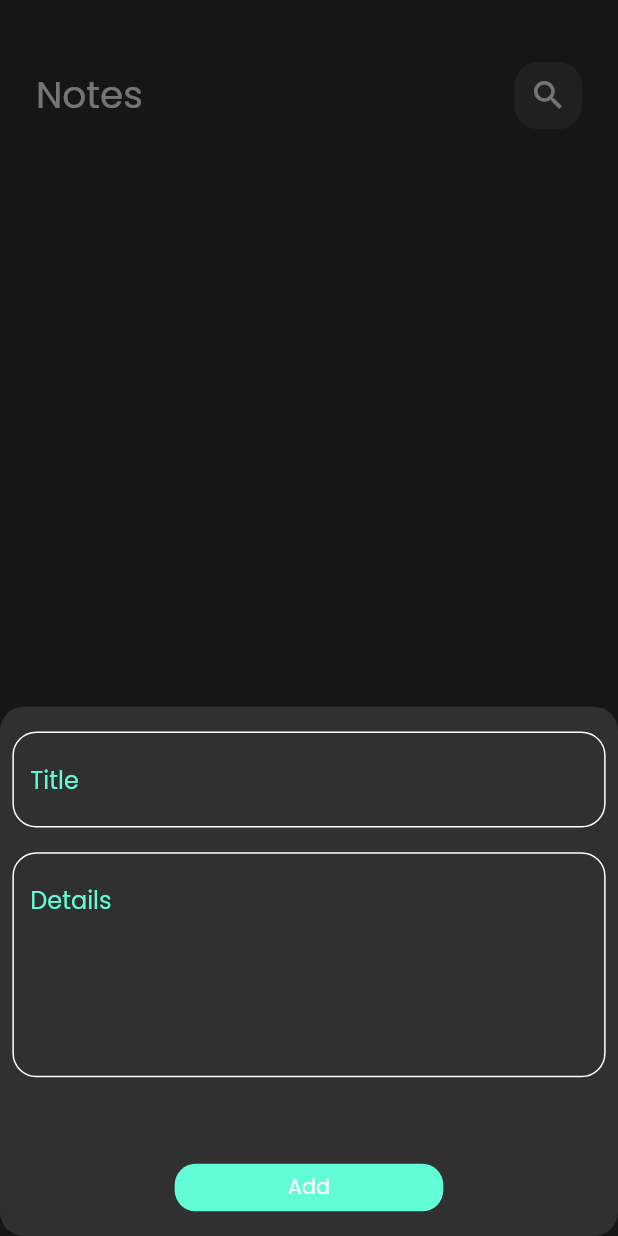
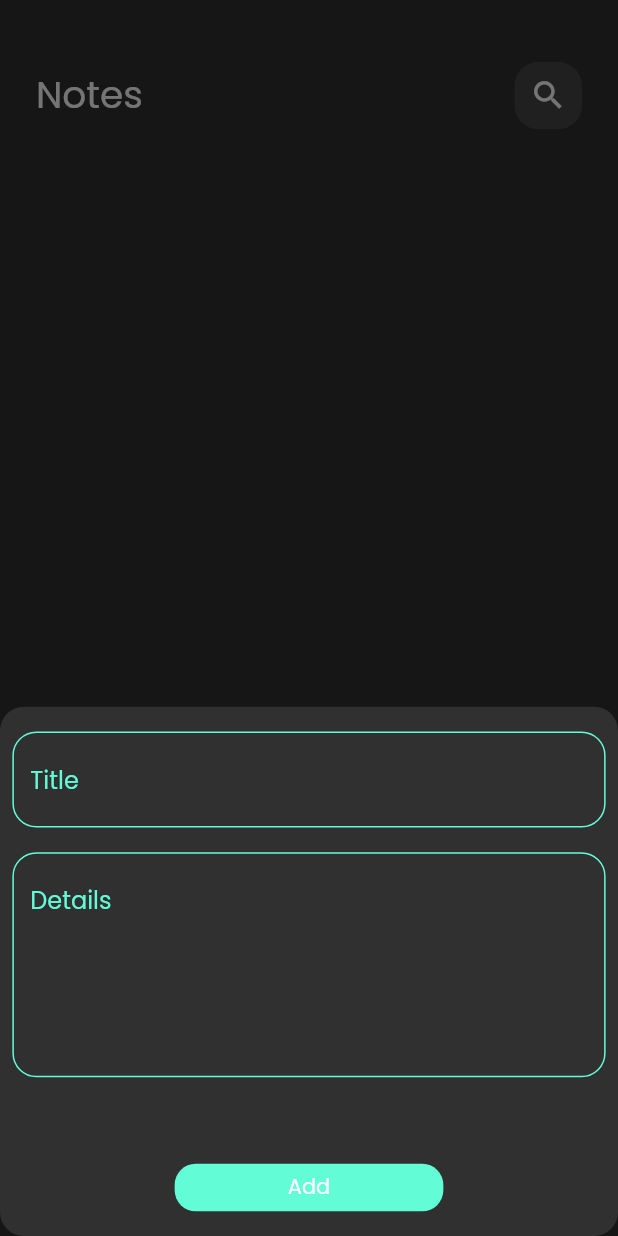
Before and after one commit to mostafaramadanhamed/noteApp, a Flutter app: the screen it shows after launch, after a tap on the "add" icon, on a phone screen of 412 x 824 dp. Run offline on Flutter 3.47's test engine with Material 2 defaults, Android fonts, the phone set to English and light mode, and no system bars; our stand-ins replace flutter_bloc, font_awesome_flutter, hive, hive_flutter; accounts and stored records are empty.

Commit message:
edit note

```diff
--- a/lib/cubit/notes/notes_cubit.dart
+++ b/lib/cubit/notes/notes_cubit.dart
@@ -7,7 +7,7 @@ import '../../view/constant.dart';
 
 class NotesCubit extends Cubit<NotesState>{
   NotesCubit():super(NoteInitialState());
-  List<NoteModel>?notes;
+  List<NoteModel>?notes=[];
   fetchAllNotes() {
       var notesBox=Hive.box<NoteModel>(kBoxName);
    notes =notesBox.values.toList();
--- a/lib/data/models/note_model.dart
+++ b/lib/data/models/note_model.dart
@@ -4,13 +4,13 @@ part 'note_model.g.dart';
 @HiveType(typeId: 0)
 class NoteModel  extends HiveObject{
   @HiveField(0)
-  final String title;
+   String title;
   @HiveField(1)
-  final String subTitle;
+   String subTitle;
   @HiveField(2)
-  final String date;
+ final  String date;
   @HiveField(3)
-  final int color;
+   int color;
 
   NoteModel({required this.title, required this.subTitle,required this.date, required this.color});
 }
--- a/lib/view/widget/custom_appbar.dart
+++ b/lib/view/widget/custom_appbar.dart
@@ -2,9 +2,10 @@ import 'package:flutter/material.dart';
 import 'package:whatsapp/view/widget/custom_search_icon.dart';
 
 class CustomAppBar extends StatelessWidget {
-  const CustomAppBar({Key? key, required this.title, required this.icon}) : super(key: key);
+  const CustomAppBar({Key? key, required this.title, required this.icon, this.onTap}) : super(key: key);
 final String title;
 final IconData icon;
+final  Function()? onTap;
   @override
   Widget build(BuildContext context) {
     return Row(
@@ -14,7 +15,7 @@ final IconData icon;
           fontSize: 25,
         ),),
            const Spacer(),
-         CustomSearchIcon(icon:icon)
+         CustomSearchIcon(icon:icon,onTap:onTap ,)
       ],
     );
   }
--- a/lib/view/widget/custom_search_icon.dart
+++ b/lib/view/widget/custom_search_icon.dart
@@ -1,13 +1,14 @@
 import 'package:flutter/material.dart';
 
 class  CustomSearchIcon extends StatelessWidget {
-  const CustomSearchIcon({Key? key, required this.icon}) : super(key: key);
+  const CustomSearchIcon({Key? key, required this.icon, this.onTap}) : super(key: key);
 final IconData icon;
+final  Function()? onTap;
   @override
   Widget build(BuildContext context) {
     return InkWell(
       borderRadius: BorderRadius.circular(16),
-      onTap: (){},
+      onTap:onTap ,
       child: Container(
       height:45 ,
       width: 45,
--- a/lib/view/widget/custom_text_field.dart
+++ b/lib/view/widget/custom_text_field.dart
@@ -37,9 +37,9 @@ class CustomTextFiled extends StatelessWidget {
             color: kPrimaryColor
           ),
           errorBorder:buildBorder(border: 16, color: Colors.red),
-          focusedBorder: buildBorder(border: 16, color: kPrimaryColor),
-          enabledBorder: buildBorder(border: 16, color: Colors.white),
-          border:buildBorder(border: 16, color: Colors.white)
+          focusedBorder: buildBorder(border: 16, color: Colors.white),
+          enabledBorder: buildBorder(border: 16, color: kPrimaryColor),
+          border:buildBorder(border: 16, color: Colors.grey)
         ),
       ),
     );
--- a/lib/view/widget/note_item.dart
+++ b/lib/view/widget/note_item.dart
@@ -19,7 +19,7 @@ final NoteModel note;
         onTap: ()=>Navigator.push(
             context, MaterialPageRoute(
             builder: (context)
-            =>const EditNotesView(),
+            => EditNotesView(note: note,),
         ),
         ),
         child: Container(
--- a/lib/view/widget/notes_listview.dart
+++ b/lib/view/widget/notes_listview.dart
@@ -11,7 +11,7 @@ class NotesListview  extends StatelessWidget {
   Widget build(BuildContext context) {
     return BlocBuilder<NotesCubit,NotesState>(
       builder: (context, state) {
-        List<NoteModel>notes=BlocProvider.of<NotesCubit>(context).notes??[];
+        List<NoteModel>notes=BlocProvider.of<NotesCubit>(context).notes!;
         return Padding(
           padding: const EdgeInsets.symmetric(vertical:16.0),
            child: ListView.builder(
--- a/lib/view/widget/notes_view_body.dart
+++ b/lib/view/widget/notes_view_body.dart
@@ -1,10 +1,22 @@
 import 'package:flutter/material.dart';
+import 'package:flutter_bloc/flutter_bloc.dart';
 import 'package:whatsapp/view/widget/custom_appbar.dart';
+import '../../cubit/notes/notes_cubit.dart';
 import 'notes_listview.dart';
 
-class NotesViewBody extends StatelessWidget {
+class NotesViewBody extends StatefulWidget {
   const NotesViewBody({Key? key}) : super(key: key);
 
+  @override
+  State<NotesViewBody> createState() => _NotesViewBodyState();
+}
+
+class _NotesViewBodyState extends State<NotesViewBody> {
+  @override
+  void initState(){
+    BlocProvider.of<NotesCubit>(context).fetchAllNotes();
+    super.initState();
+  }
   @override
   Widget build(BuildContext context) {
     return Padding(
```
Also changed, not shown: lib/view/edit_notes_view.dart (+5 -4 lines), lib/view/widget/edit_notes_view_body.dart (+33 -5 lines).
